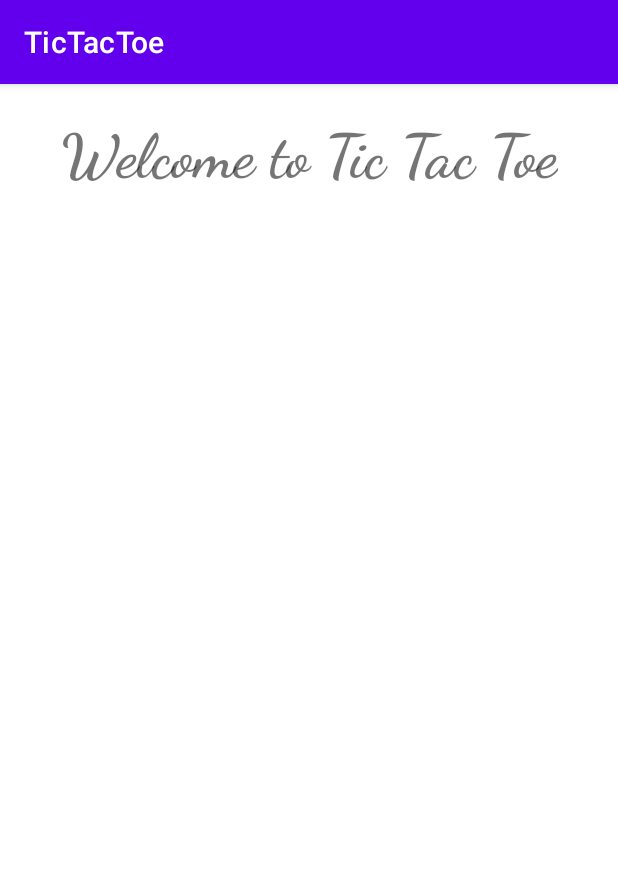
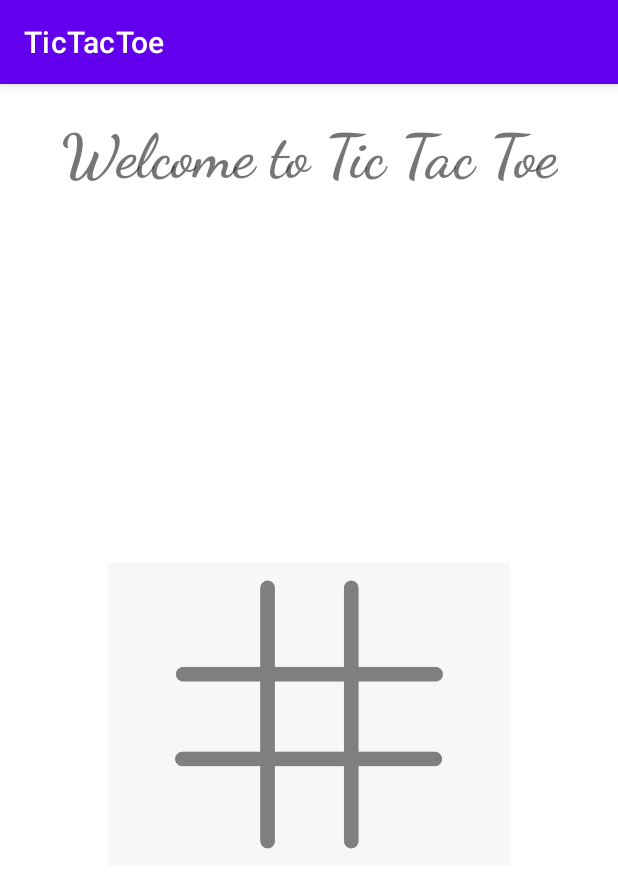
Before and after one commit to haiderali015/TicTacToe-Game, an Android app: the screen it shows after launch (MainActivity), on a phone screen of 412 x 824 dp. Shown: the top 888 px of the screen. Run offline under Robolectric (Android 15) with nearby library versions, the phone set to English and light mode, and no system bars.

Commit message:
grid is added and constraints are set

```diff
--- a/app/src/main/res/layout/activity_main.xml
+++ b/app/src/main/res/layout/activity_main.xml
@@ -7,15 +7,27 @@
     tools:context=".MainActivity">
 
     <TextView
+        android:id="@+id/textView"
         android:layout_width="wrap_content"
         android:layout_height="wrap_content"
         android:layout_marginTop="23dp"
         android:fontFamily="cursive"
-        android:text="Welcome to Tic Tac Toe"
+        android:text="@string/heading"
         android:textSize="40sp"
         android:textStyle="bold"
         app:layout_constraintLeft_toLeftOf="parent"
         app:layout_constraintRight_toRightOf="parent"
         app:layout_constraintTop_toTopOf="parent" />
 
+    <ImageView
+        android:id="@+id/imageView"
+        android:layout_width="268dp"
+        android:layout_height="366dp"
+        android:contentDescription="@string/grid"
+        app:layout_constraintBottom_toBottomOf="parent"
+        app:layout_constraintEnd_toEndOf="parent"
+        app:layout_constraintStart_toStartOf="parent"
+        app:layout_constraintTop_toBottomOf="@+id/textView"
+        app:srcCompat="@drawable/grid" />
+
 </androidx.constraintlayout.widget.ConstraintLayout>
--- a/app/src/main/res/values/strings.xml
+++ b/app/src/main/res/values/strings.xml
@@ -1,3 +1,5 @@
 <resources>
     <string name="app_name">TicTacToe</string>
+    <string name="heading">Welcome to Tic Tac Toe</string>
+    <string name="grid">Our main grid</string>
 </resources>
```
Also changed, not shown: app/src/main/res/drawable-v24/grid.png (added), app/src/main/res/drawable-v24/o.png (added), app/src/main/res/drawable-v24/x.png (added), app/src/main/res/drawable/grid.png (added), app/src/main/res/drawable/o.png (added), app/src/main/res/drawable/x.png (added).
